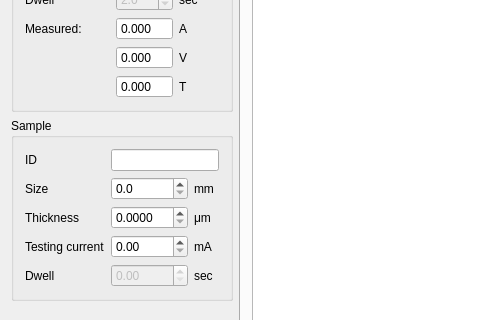
First picture: the form in src/mainwindow.ui, repository mBr001/hall, before the edit; both pictures show x 0 to 480 and y 196 to 516 of the 801 by 628 pixel window.
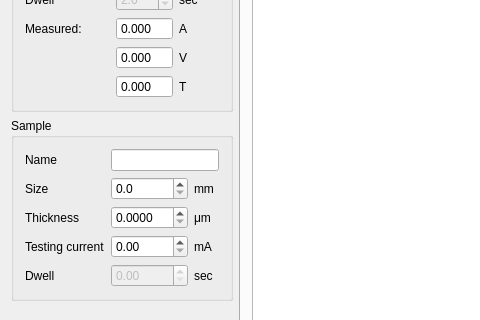
Second picture: the form after the edit. Custom widgets are drawn as their Qt base class.

Commit message: UI: sample ID -> sample name

Patch:
```diff
--- a/src/mainwindow.ui
+++ b/src/mainwindow.ui
@@ -302,7 +302,7 @@
            <item row="0" column="0">
             <widget class="QLabel" name="label_24">
              <property name="text">
-              <string>ID</string>
+              <string>Name</string>
              </property>
             </widget>
            </item>
```
Left out of the diff: 3 changed lines with no effect on the pictures. The commit also changes 4 other files.
